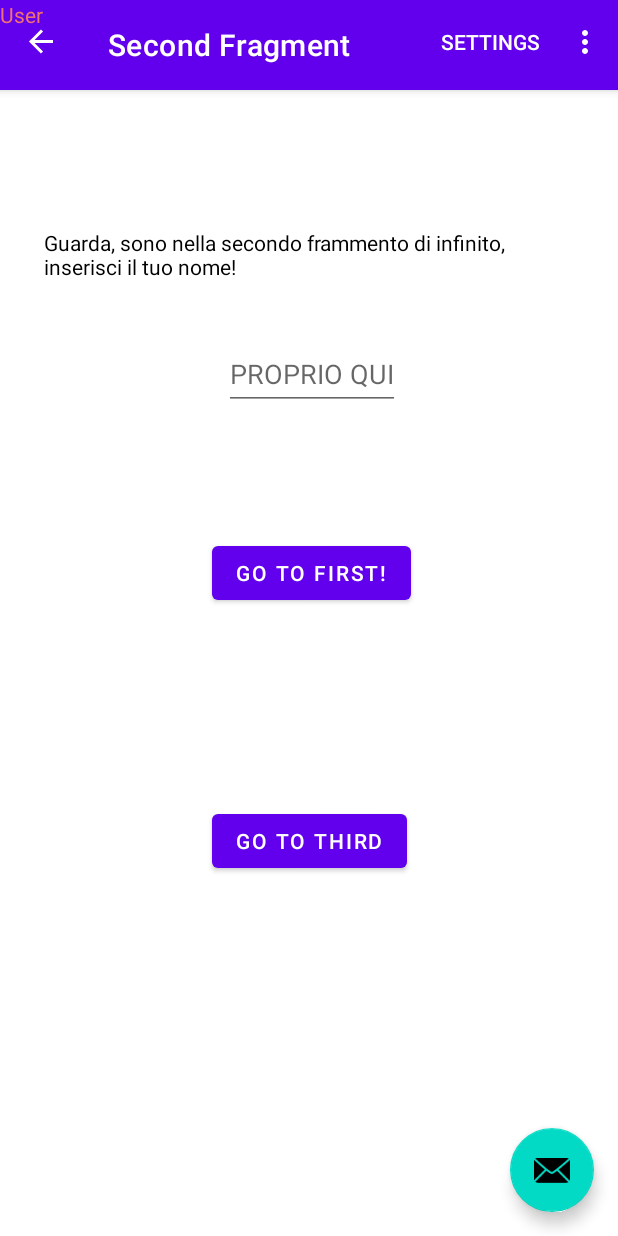
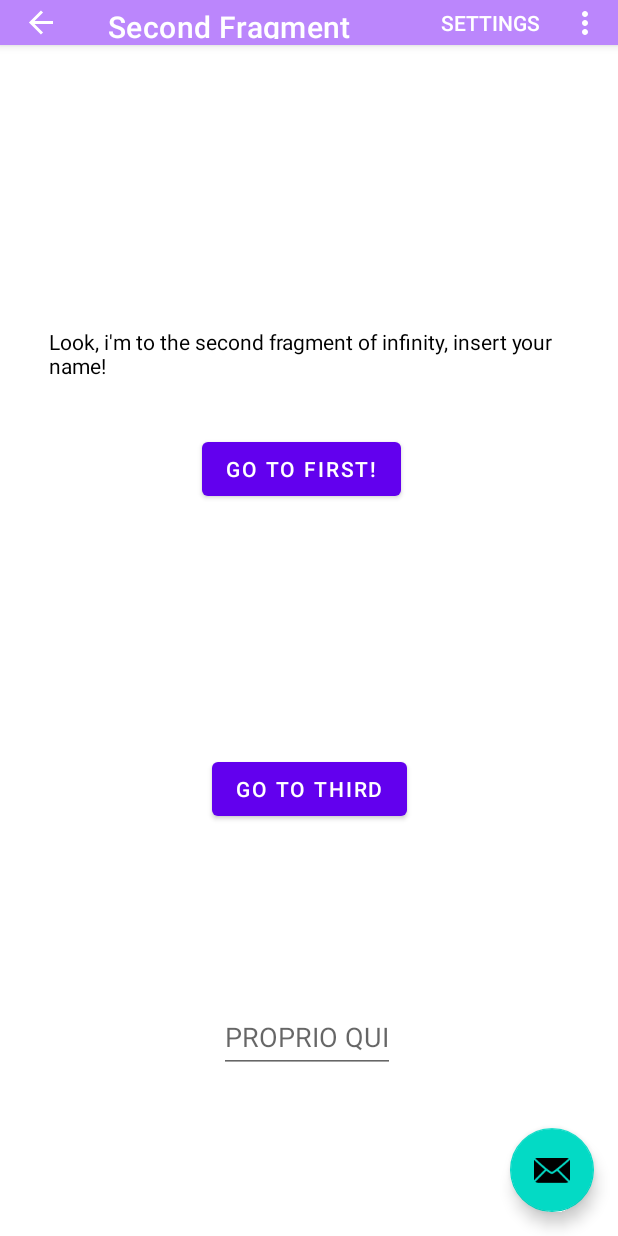
Before and after one commit to cp457/MyApplication_with_more, an Android app: the SecondFragment screen opened through its navigation route, on a phone screen of 412 x 824 dp. Run offline under Robolectric (Android 15) with nearby library versions, the phone set to English and light mode, and no system bars; our stand-ins replace navigation-ui.

Commit message:
Sized dim

```diff
--- a/app/src/main/java/com/example/myapplication/MainActivity.kt
+++ b/app/src/main/java/com/example/myapplication/MainActivity.kt
@@ -36,6 +36,8 @@ class MainActivity : AppCompatActivity() {
             //Snackbar.make(view, "Replace with your own action", Snackbar.LENGTH_LONG)
                     //.setAction("Action", null).show()
             Toast.makeText(this, "Just nothing!", Toast.LENGTH_LONG).show();
+
+
         }
     }
 
--- a/app/src/main/res/layout/activity_main.xml
+++ b/app/src/main/res/layout/activity_main.xml
@@ -9,7 +9,7 @@
     <com.google.android.material.appbar.AppBarLayout
         android:id="@+id/appBarLayout"
         android:layout_width="match_parent"
-        android:layout_height="60dp"
+        android:layout_height="@dimen/barLayout"
         android:theme="@style/Theme.MyApplication.AppBarOverlay">
 
 
@@ -17,19 +17,11 @@
             android:id="@+id/toolbar"
             android:layout_width="match_parent"
             android:layout_height="match_parent"
-            android:background="?attr/colorPrimary"
+            android:background="@color/purple_200"
             app:layout_scrollFlags="scroll|enterAlways"
             app:popupTheme="@style/Theme.MyApplication.PopupOverlay" />
 
-        <TextView
-            android:layout_width="61dp"
-            android:layout_height="wrap_content"
-            android:layout_marginTop="-60sp"
-            android:elegantTextHeight="true"
-            android:shadowColor="@color/black"
-            android:text="@string/user"
-            android:textColor="#F17070"
-            android:textColorHighlight="@color/white" />
+
 
     </com.google.android.material.appbar.AppBarLayout>
 
@@ -37,17 +29,17 @@
     <include
         layout="@layout/content_main"
         android:layout_width="match_parent"
-        android:layout_height="715dp" />
+        android:layout_height="@dimen/content_main_height" />
 
     <com.google.android.material.floatingactionbutton.FloatingActionButton
         android:id="@+id/fab"
-        android:layout_width="wrap_content"
+        android:layout_width="192dp"
         android:layout_height="wrap_content"
         android:layout_gravity="bottom|end"
         android:layout_marginEnd="@dimen/fab_margin"
-        android:layout_marginBottom="16dp"
+        android:layout_marginBottom="@dimen/margin"
+        android:contentDescription="@string/floating_action"
         app:srcCompat="@android:drawable/ic_dialog_email" />
 
 
-
 </androidx.coordinatorlayout.widget.CoordinatorLayout>
--- a/app/src/main/res/layout/content_main.xml
+++ b/app/src/main/res/layout/content_main.xml
@@ -8,12 +8,14 @@
     <fragment
         android:id="@+id/nav_host_fragment_content_main"
         android:name="androidx.navigation.fragment.NavHostFragment"
-        android:layout_width="0dp"
-        android:layout_height="0dp"
+        android:layout_width="match_parent"
+        android:layout_height="match_parent"
         app:defaultNavHost="true"
         app:layout_constraintBottom_toBottomOf="parent"
+        app:layout_constraintHorizontal_bias="0.0"
         app:layout_constraintLeft_toLeftOf="parent"
         app:layout_constraintRight_toRightOf="parent"
         app:layout_constraintTop_toTopOf="parent"
+        app:layout_constraintVertical_bias="0.0"
         app:navGraph="@navigation/nav_graph" />
 </androidx.constraintlayout.widget.ConstraintLayout>
--- a/app/src/main/res/layout/fragment_second.xml
+++ b/app/src/main/res/layout/fragment_second.xml
@@ -6,22 +6,21 @@
     android:layout_height="match_parent"
     tools:context=".SecondFragment">
 
-
+    <!--This dp not sized are not re-usable-->
     <TextView
         android:id="@+id/textview_second"
+
         android:layout_width="350.50dp"
         android:layout_height="48dp"
-
         android:layout_margin="48dp"
         android:text="@string/text_second_fragment"
         android:textColor="@color/black"
         app:layout_constraintBottom_toTopOf="@id/button_third"
         app:layout_constraintEnd_toEndOf="@+id/button_first"
-        app:layout_constraintHorizontal_bias="0.511"
+        app:layout_constraintHorizontal_bias="0.479"
         app:layout_constraintStart_toStartOf="@+id/button_first"
         app:layout_constraintTop_toTopOf="parent"
-        app:layout_constraintVertical_bias="0.265"
-        />
+        app:layout_constraintVertical_bias="0.475" />
 
     <Button
         android:id="@+id/button_first"
@@ -30,24 +29,25 @@
         android:text="@string/go_to_first"
         app:layout_constraintBottom_toBottomOf="parent"
         app:layout_constraintEnd_toEndOf="parent"
-        app:layout_constraintHorizontal_bias="0.507"
+        app:layout_constraintHorizontal_bias="0.483"
         app:layout_constraintStart_toStartOf="parent"
         app:layout_constraintTop_toBottomOf="@id/textview_second"
-        app:layout_constraintVertical_bias="0.338" />
+        app:layout_constraintVertical_bias="0.056" />
 
     <EditText
         android:id="@+id/text_insert"
-        android:hint="@string/text_insert"
         android:layout_width="wrap_content"
         android:layout_height="48dp"
+        android:hint="@string/text_insert"
+        android:inputType="text"
+        android:autofillHints="password"
         android:textColor="@color/purple_200"
 
         app:layout_constraintBottom_toBottomOf="parent"
         app:layout_constraintEnd_toEndOf="parent"
-        app:layout_constraintHorizontal_bias="0.507"
+        app:layout_constraintHorizontal_bias="0.495"
         app:layout_constraintStart_toStartOf="parent"
-        app:layout_constraintTop_toBottomOf="@id/text_insert"
-        app:layout_constraintVertical_bias="0.338" />
+        app:layout_constraintVertical_bias="0.188" />
 
     <Button
         android:id="@+id/button_third"
--- a/app/src/main/res/layout/fragment_third.xml
+++ b/app/src/main/res/layout/fragment_third.xml
@@ -29,9 +29,10 @@
         android:id="@+id/button_backTo"
         android:layout_width="wrap_content"
         android:layout_height="wrap_content"
-        android:text="@string/button_next2"
+        android:text="@string/button_next4"
         app:layout_constraintBottom_toBottomOf="parent"
         app:layout_constraintEnd_toEndOf="parent"
         app:layout_constraintStart_toStartOf="parent"
-        app:layout_constraintTop_toBottomOf="@id/textview_third" />
+        app:layout_constraintTop_toBottomOf="@id/button_second" />
+
 </androidx.constraintlayout.widget.ConstraintLayout>
--- a/app/src/main/res/values-land/dimens.xml
+++ b/app/src/main/res/values-land/dimens.xml
@@ -1,3 +1,5 @@
 <resources>
     <dimen name="fab_margin">48dp</dimen>
+    <dimen name="title_size">20sp</dimen>
+    <dimen name="barLayout">30dp</dimen>
 </resources>
--- a/app/src/main/res/values-night/themes.xml
+++ b/app/src/main/res/values-night/themes.xml
@@ -10,7 +10,7 @@
         <item name="colorSecondaryVariant">@color/teal_200</item>
         <item name="colorOnSecondary">@color/black</item>
         <!-- Status bar color. -->
-        <item name="android:statusBarColor" tools:targetApi="l">?attr/colorPrimaryVariant</item>
+        <item name="android:statusBarColor" >?attr/colorPrimaryVariant</item>
         <!-- Customize your theme here. -->
     </style>
 </resources>
--- /dev/null
+++ b/app/src/main/res/values-sw800dp/strings.xml
@@ -0,0 +1,2 @@
+<?xml version="1.0" encoding="utf-8"?>
+<resources></resources>
--- a/app/src/main/res/values-w1240dp/dimens.xml
+++ b/app/src/main/res/values-w1240dp/dimens.xml
@@ -1,3 +1,6 @@
 <resources>
+
     <dimen name="fab_margin">200dp</dimen>
+    <dimen name="title_size">40sp</dimen>
+    <dimen name="barLayout">60dp</dimen>
 </resources>
--- /dev/null
+++ b/app/src/main/res/values-w1240dp/strings.xml
@@ -0,0 +1,2 @@
+<?xml version="1.0" encoding="utf-8"?>
+<resources></resources>
--- a/app/src/main/res/values-w600dp/dimens.xml
+++ b/app/src/main/res/values-w600dp/dimens.xml
@@ -1,3 +1,6 @@
 <resources>
-    <dimen name="fab_margin">48dp</dimen>
+    <dimen name="fab_margin">125dp</dimen>
+    <dimen name="title_size">25sp</dimen>
+    <dimen name="barLayout">45dp</dimen>
+
 </resources>
--- /dev/null
+++ b/app/src/main/res/values-w600dp/strings.xml
@@ -0,0 +1,2 @@
+<?xml version="1.0" encoding="utf-8"?>
+<resources></resources>
--- a/app/src/main/res/values/dimens.xml
+++ b/app/src/main/res/values/dimens.xml
@@ -1,3 +1,16 @@
 <resources>
     <dimen name="fab_margin">16dp</dimen>
+    <dimen name="title_size">20sp</dimen>
+    <dimen name="barLayout">30dp</dimen>
+    <dimen name="margin">16dp</dimen>
+    <dimen name="content_main_height">715dp</dimen>
+    <dimen name="button_textSize">21dp</dimen>
+    <dimen name="button_firstMargin">592dp</dimen>
+    <dimen name="horizontalBias_buttonSecond">0.498</dimen>
+    <dimen name="VerticalBias_buttonSecond">0.597</dimen>
+
+
+
+
+
 </resources>
--- a/app/src/main/res/values/strings.xml
+++ b/app/src/main/res/values/strings.xml
@@ -1,4 +1,4 @@
-<resources>
+<resources xmlns:tools="http://schemas.android.com/tools">
     <string name="app_name">Hello Italia</string>
     <string name="action_settings">Settings</string>
     <string name="action_profile">Profile</string>
@@ -10,17 +10,15 @@
     <string name="third_fragment_label">Third Fragment</string>
     <string name="next">Next</string>
     <string name="go_to_third">go to third</string>
-    <string name="go_to_first">go to FIRST!</string>
+    <string name="go_to_first">go to FIRST\!</string>
     <string name="button_next2">Go to Second</string>
     <string name="button_next4">Go to First</string>
-    <string name="nextSecond">Go next pls!</string>
-    <string name="nextThird">Could you go on?</string>
-    <string name="second_text_view"></string>
+    <string name="nextSecond">Go next pls\!</string>
+    <string name="nextThird">Could you go on\?</string>
+    <string name="second_text_view" />
 
-
-    <string name="user">User</string>
-    <string name="hello_bro">Benvenuti!</string>
-    <string name="text_second_fragment">Guarda, sono nella secondo frammento di infinito,
-        inserisci il tuo nome!</string>
+    <string name="text_second_fragment">Look, i\'m to the second fragment of infinity,
+        insert your name\!</string>
     <string name="text_insert">PROPRIO QUI</string>
+    <string name="floating_action" tools:ignore="ExtraTranslation" translatable="false">30dp</string>
 </resources>
--- a/app/src/main/res/values/themes.xml
+++ b/app/src/main/res/values/themes.xml
@@ -10,7 +10,7 @@
         <item name="colorSecondaryVariant">@color/teal_700</item>
         <item name="colorOnSecondary">@color/black</item>
         <!-- Status bar color. -->
-        <item name="android:statusBarColor" tools:targetApi="l">?attr/colorPrimaryVariant</item>
+        <item name="android:statusBarColor" >?attr/colorPrimaryVariant</item>
         <!-- Customize your theme here. -->
     </style>
 
```
Also changed, not shown: app/src/main/res/layout/fragment_first.xml (+5 -4 lines), app/src/main/res/drawable/_2a5a7b9dbc0e29ccef006dea598136722222222.png (added), app/src/main/res/drawable/monochrome_dragon_fantasy_art_artwork_wallpaper_preview.jpg (added), 2 other files.
